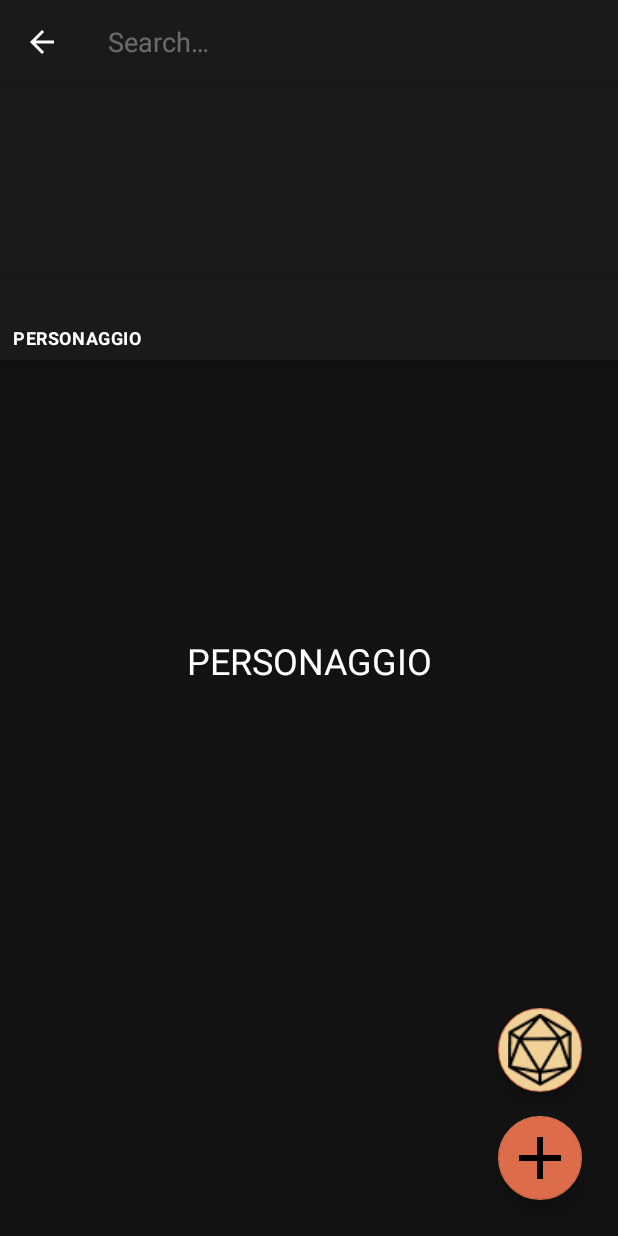
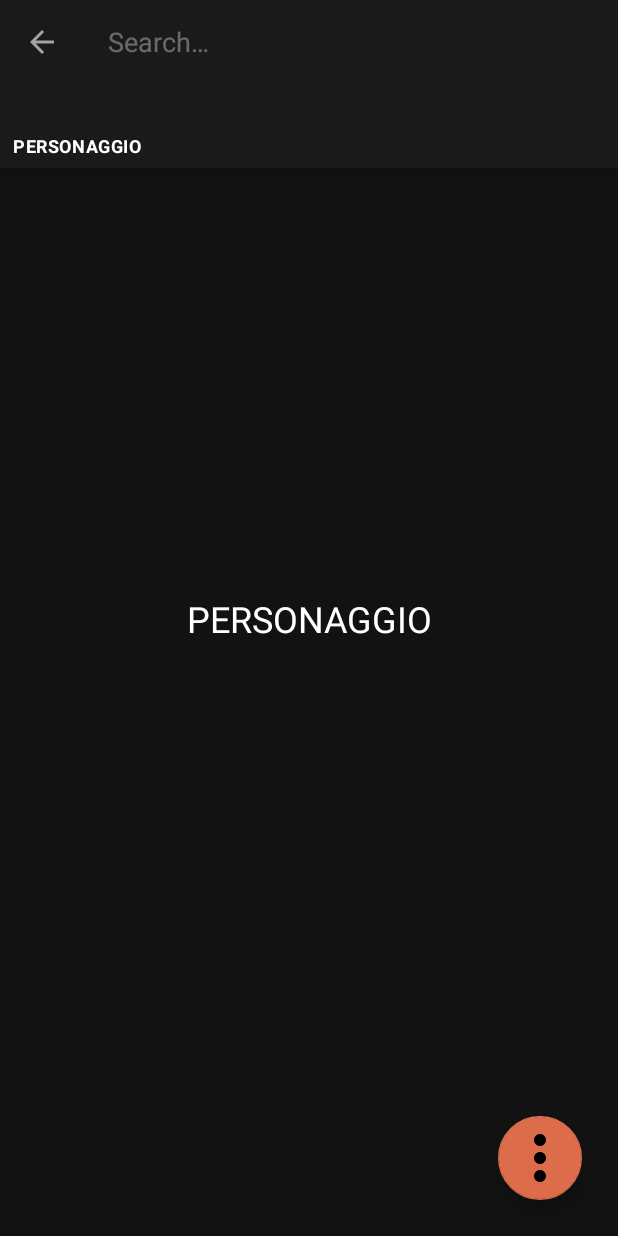
Before and after one commit to oresteLeone/Omnitop, an Android app: the DndSchedaActivity screen opened directly, with no data from a screen before it, after a tap on "Ricerca", on a phone screen of 412 x 824 dp. Run offline under Robolectric (Android 15) with nearby library versions, the light colour scheme and no system bars; our stand-ins replace navigation-ui; 1 other tap on this screen came first.

Commit message:
Scheda (si deve fare un piccolo ritocco, ma funzia)

```diff
--- a/app/src/main/AndroidManifest.xml
+++ b/app/src/main/AndroidManifest.xml
@@ -16,9 +16,10 @@
         android:label="@string/app_name"
         android:roundIcon="@mipmap/ic_launcher_round"
         android:supportsRtl="true"
-        android:theme="@style/Theme.Omnitop">
+        android:theme="@style/Theme.Omnitop"
+        >
         <activity android:name=".DndSchedaActivity"></activity>
-        <activity android:name=".DndCampagnaHome"></activity>
+        <activity android:name=".DndCampagnaHome"/>
         <activity
             android:name=".MainActivity"
             android:theme="@style/Theme.AppCompat.NoActionBar">
--- a/app/src/main/java/com/annoyingturtle/omnitop/DndSchedaActivity.kt
+++ b/app/src/main/java/com/annoyingturtle/omnitop/DndSchedaActivity.kt
@@ -7,7 +7,13 @@
 import androidx.navigation.findNavController
 import androidx.navigation.ui.setupWithNavController
 import com.google.android.material.bottomnavigation.BottomNavigationView
+import kotlinx.android.synthetic.main.activity_dnd_campagna_home.*
 import kotlinx.android.synthetic.main.activity_home.*
+import kotlinx.android.synthetic.main.activity_home.addBtn1
+import kotlinx.android.synthetic.main.activity_home.cardBtn1
+import kotlinx.android.synthetic.main.activity_home.diceBtn1
+import kotlinx.android.synthetic.main.activity_home.gridBtn1
+import kotlinx.android.synthetic.main.activity_home.noteBtn1
 import utilPackage.AbsFab
 
 class DndSchedaActivity : AppCompatActivity() {
@@ -18,7 +24,7 @@
 
         /**Action Bar */
 
-        //actionBar.setBackgroundDrawable() quando aggiungeremo le immagini
+        setSupportActionBar(myToolbar)
 
         val bottomNavigationView = findViewById<BottomNavigationView>(R.id.bottom_navigation)
 
--- a/app/src/main/java/com/annoyingturtle/omnitop/HomeActivity.kt
+++ b/app/src/main/java/com/annoyingturtle/omnitop/HomeActivity.kt
@@ -23,6 +23,8 @@
     override fun onCreate(savedInstanceState: Bundle?) {
         super.onCreate(savedInstanceState)
         setContentView(R.layout.activity_home)
+
+        setSupportActionBar(myToolbarHome)
 
 
         /************ Menu a scorrimento *********/
--- a/app/src/main/res/layout/activity_dnd_scheda.xml
+++ b/app/src/main/res/layout/activity_dnd_scheda.xml
@@ -10,31 +10,22 @@
     >
 
     <com.google.android.material.appbar.AppBarLayout
-        android:id="@+id/toolBar"
+        android:id="@+id/appBarLayout"
         android:layout_width="match_parent"
-        android:layout_height="128dp"
+        android:layout_height="wrap_content"
+        app:layout_constraintEnd_toEndOf="parent"
         app:layout_constraintStart_toStartOf="parent"
         app:layout_constraintTop_toTopOf="parent">
 
-        <com.google.android.material.appbar.CollapsingToolbarLayout
+        <androidx.appcompat.widget.Toolbar
+            android:id="@+id/myToolbar"
             android:layout_width="match_parent"
-            android:layout_height="match_parent"
-            app:collapsedTitleTextAppearance="@style/TextAppearance.App.CollapsingToolbar.Collapsed"
-            app:expandedTitleMarginBottom="28dp"
-            app:expandedTitleMarginStart="72dp"
-            app:expandedTitleTextAppearance="@style/TextAppearance.App.CollapsingToolbar.Expanded">
-
-            <com.google.android.material.appbar.MaterialToolbar
-
-                android:layout_width="match_parent"
-                android:layout_height="128dp"
-                android:elevation="0dp" />
-
-        </com.google.android.material.appbar.CollapsingToolbarLayout>
-
+            android:layout_height="wrap_content"
+            android:background="?attr/colorPrimary"
+            android:minHeight="?attr/actionBarSize"
+            android:theme="?attr/actionBarTheme"
+            tools:layout_editor_absoluteY="30dp" />
     </com.google.android.material.appbar.AppBarLayout>
-
-
 
     <com.google.android.material.floatingactionbutton.FloatingActionButton
         android:id="@+id/addBtn1"
@@ -126,9 +117,8 @@
         android:layout_height="wrap_content"
         app:layout_constraintEnd_toEndOf="parent"
         app:layout_constraintStart_toStartOf="parent"
-        app:layout_constraintTop_toBottomOf="@+id/toolBar"
-        app:menu="@menu/tab_scheda_navigation_menu"
-        >
+        app:layout_constraintTop_toBottomOf="@+id/appBarLayout"
+        app:menu="@menu/tab_scheda_navigation_menu">
 
     </com.google.android.material.bottomnavigation.BottomNavigationView>
 
--- a/app/src/main/res/values/themes.xml
+++ b/app/src/main/res/values/themes.xml
@@ -1,6 +1,6 @@
 <resources xmlns:tools="http://schemas.android.com/tools">
     <!-- Base application theme. -->
-    <style name="Theme.Omnitop" parent="Theme.MaterialComponents.DayNight">
+    <style name="Theme.Omnitop" parent="Theme.MaterialComponents.NoActionBar">
         <!-- Primary brand color. -->
         <item name="colorPrimary">@color/actionBarandBottomNav</item>
         <item name="android:textColorPrimary">@color/white</item>
```
Also changed, not shown: app/src/main/java/com/annoyingturtle/omnitop/DndCampagnaHome.kt (+5 -3 lines), app/src/main/java/com/annoyingturtle/omnitop/DndHome.kt (+12 -0 lines), app/src/main/res/layout/activity_dnd_campagna_home.xml (+22 -24 lines), app/src/main/res/layout/activity_dnd_home.xml (+19 -1 lines), app/src/main/res/layout/activity_home.xml (+19 -1 lines).
